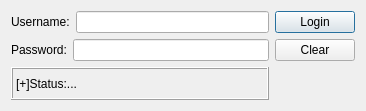
Above: connexion.ui from Salioudrame/Gestion-Bibliotheque-Scolaire before the change. Below: the same form after it.
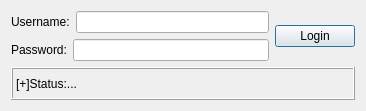
That is the form after the change.

The edit to the form file:
```diff
--- a/connexion.ui
+++ b/connexion.ui
@@ -59,16 +59,9 @@
        </property>
       </widget>
      </item>
-     <item>
-      <widget class="QPushButton" name="btnClear">
-       <property name="text">
-        <string>Clear</string>
-       </property>
-      </widget>
-     </item>
     </layout>
    </item>
-   <item row="1" column="0">
+   <item row="1" column="0" colspan="2">
     <widget class="QLabel" name="lblResult">
      <property name="frameShape">
       <enum>QFrame::Box</enum>
```
